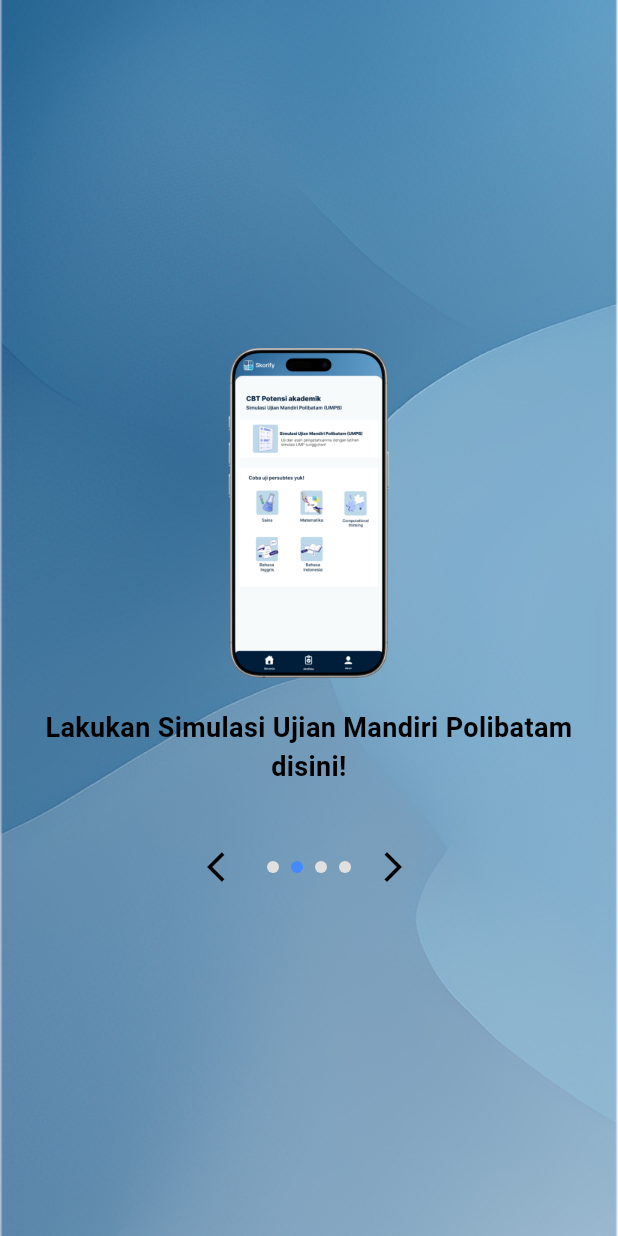
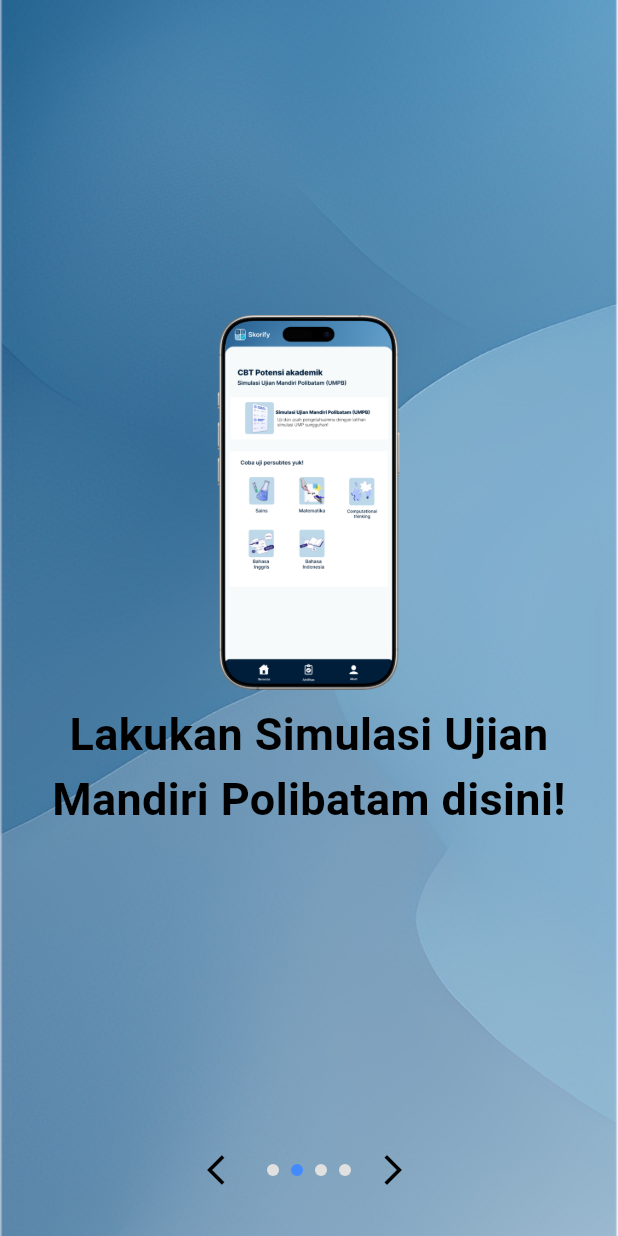
Before and after one commit to skorify-app/android, a Flutter app: the screen it shows after launch, after a tap on the "arrow forward ios" icon, on a phone screen of 412 x 824 dp. Run offline on Flutter 3.47's test engine with Material 3 defaults, Android fonts, the phone set to English and light mode, and no system bars; our stand-ins replace google_fonts; Roboto replaces fonts that are missing (Poppins).

Commit message:
perbaikan onboarding

```diff
--- a/lib/pages/OnBoarding_pages.dart
+++ b/lib/pages/OnBoarding_pages.dart
@@ -17,19 +17,16 @@ class _OnboardingPageState extends State<OnboardingPage> {
       'image': 'assets/images/logo.png',
       'title': 'Skorify',
       'subtitle': 'Aplikasi CBT Test Potensi Akademik',
-      'button': '',
     },
     {
       'image': 'assets/images/Dashboard_pengguna.png',
       'title': 'Lakukan Simulasi Ujian Mandiri Polibatam disini!',
       'subtitle': '',
-      'button': '',
     },
     {
       'image': 'assets/images/Task.png',
       'title': 'Peroleh hasil dan skor mu!',
       'subtitle': '',
-      'button': '',
     },
     {
       'image': 'assets/images/logo.png',
@@ -40,12 +37,24 @@ class _OnboardingPageState extends State<OnboardingPage> {
   ];
 
   @override
+  void dispose() {
+    _controller.dispose();
+    super.dispose();
+  }
+
+  @override
   Widget build(BuildContext context) {
+    final bool isLastPage = _currentPage == _pages.length - 1;
+
+    // Tinggi yang dicadangkan di bagian bawah untuk Row Indikator (sekitar 60px)
+    const double bottomAreaHeight = 60.0;
+
     return Scaffold(
       body: SafeArea(
         child: Stack(
           children: [
 
+            // 🔹 1. Background Image
             Positioned.fill(
               child: Image.asset(
                 'assets/images/home-background.png',
@@ -54,10 +63,11 @@ class _OnboardingPageState extends State<OnboardingPage> {
               ),
             ),
 
-
-
-            // 🔹 Isi konten onboarding
-            PageView.builder(
+            // 🔹 2. Isi konten onboarding (Gambar & Teks)
+            // Tambahkan Padding hanya setinggi Row Indikator
+            Padding(
+              padding: const EdgeInsets.only(bottom: bottomAreaHeight),
+              child: PageView.builder(
                 controller: _controller,
                 itemCount: _pages.length,
                 onPageChanged: (index) {
@@ -67,92 +77,49 @@ class _OnboardingPageState extends State<OnboardingPage> {
                 },
                 itemBuilder: (context, index) {
                   final page = _pages[index];
-                final bool isLastPage = index == _pages.length - 1;
+                  final bool isLastPageItem = index == _pages.length - 1;
 
                   return Container(
                     padding: const EdgeInsets.symmetric(horizontal: 24),
                     child: Column(
+                      // PENTING: Mengatur alignment ke CENTER
+                      // Ini akan memusatkan konten di tengah sisa ruang PageView.
                       mainAxisAlignment: MainAxisAlignment.center,
                       children: [
-                      const SizedBox(height: 40),
+                        // --- HAPUS SizedBox(height: topSpacing) ---
+
                         Image.asset(
                           page['image']!,
-                        height: 220,
+                          height: 250,
                         ),
-                      const SizedBox(height: 20),
+                        const SizedBox(height: 8),
                         Text(
                           page['title']!,
                           textAlign: TextAlign.center,
                           style: const TextStyle(
-                          fontSize: 18,
+                            fontSize: 30,
                             fontWeight: FontWeight.w700,
                             color: Colors.black,
                           ),
                         ),
-                      if (page['subtitle']!.isNotEmpty) ...[
+
+                        if (page['subtitle'] != null && page['subtitle']!.isNotEmpty) ...[
                           const SizedBox(height: 8),
                           Text(
                             page['subtitle']!,
                             textAlign: TextAlign.center,
                             style: const TextStyle(
-                            fontSize: 14,
+                              fontSize: 25,
                               color: Colors.black,
                             ),
                           ),
                         ],
-                      const SizedBox(height: 30),
 
-                      // 🔹 Indikator & panah
-                      Row(
-                        mainAxisAlignment: MainAxisAlignment.center,
-                        children: [
-                          if (index != 0)
-                            IconButton(
-                              onPressed: () {
-                                _controller.previousPage(
-                                  duration: const Duration(milliseconds: 300),
-                                  curve: Curves.easeInOut,
-                                );
-                              },
-                              icon: const Icon(Icons.arrow_back_ios,
-                                  color: Colors.black),
-                            ),
-                          Row(
-                            mainAxisAlignment: MainAxisAlignment.center,
-                            children: List.generate(
-                              _pages.length,
-                              (dotIndex) => Container(
-                                margin:
-                                    const EdgeInsets.symmetric(horizontal: 4),
-                                width: 8,
-                                height: 8,
-                                decoration: BoxDecoration(
-                                  shape: BoxShape.circle,
-                                  color: _currentPage == dotIndex
-                                      ? Colors.blueAccent
-                                      : Colors.grey[300],
-                                ),
-                              ),
-                            ),
-                          ),
-                          if (!isLastPage)
-                            IconButton(
-                              onPressed: () {
-                                _controller.nextPage(
-                                  duration: const Duration(milliseconds: 300),
-                                  curve: Curves.easeInOut,
-                                );
-                              },
-                              icon: const Icon(Icons.arrow_forward_ios,
-                                  color: Colors.black),
-                            ),
-                        ],
-                      ),
-                      const SizedBox(height: 30),
-
-                      // 🔹 Tombol terakhir
-                      if (isLastPage)
-                        ElevatedButton(
+                        // 🌟 Tombol Coba Sekarang
+                        if (isLastPageItem)
+                          Padding(
+                            padding: const EdgeInsets.only(top: 20.0),
+                            child: ElevatedButton(
                               onPressed: () {
                                 Navigator.pushReplacement(
                                   context,
@@ -178,10 +145,75 @@ class _OnboardingPageState extends State<OnboardingPage> {
                                 ),
                               ),
                             ),
+                          ),
+
+                        // --- HAPUS const Spacer() ---
                       ],
                     ),
                   );
                 },
+              ),
+            ),
+
+            // 🌟 3. INDIKATOR DI BAWAH STACK
+            Align(
+              alignment: Alignment.bottomCenter,
+              child: Padding(
+                padding: const EdgeInsets.only(bottom: 20.0),
+                child: Row(
+                  mainAxisAlignment: MainAxisAlignment.center,
+                  children: [
+
+                    // 1. Tombol Kembali (Panah Kiri) atau Penyeimbang
+                    if (_currentPage != 0)
+                      IconButton(
+                        onPressed: () {
+                          _controller.previousPage(
+                            duration: const Duration(milliseconds: 300),
+                            curve: Curves.easeInOut,
+                          );
+                        },
+                        icon: const Icon(Icons.arrow_back_ios,
+                            color: Colors.black),
+                      )
+                    else
+                      const SizedBox(width: 48.0),
+
+                    // 2. Indikator Titik
+                    Row(
+                      children: List.generate(
+                        _pages.length,
+                        (dotIndex) => Container(
+                          margin: const EdgeInsets.symmetric(horizontal: 4),
+                          width: 8,
+                          height: 8,
+                          decoration: BoxDecoration(
+                            shape: BoxShape.circle,
+                            color: _currentPage == dotIndex
+                                ? Colors.blueAccent
+                                : Colors.grey[300],
+                          ),
+                        ),
+                      ),
+                    ),
+
+                    // 3. Tombol Maju (Panah Kanan) atau Penyeimbang
+                    if (_currentPage != _pages.length - 1)
+                      IconButton(
+                        onPressed: () {
+                          _controller.nextPage(
+                            duration: const Duration(milliseconds: 300),
+                            curve: Curves.easeInOut,
+                          );
+                        },
+                        icon: const Icon(Icons.arrow_forward_ios,
+                            color: Colors.black),
+                      )
+                    else
+                      const SizedBox(width: 48.0),
+                  ],
+                ),
+              ),
             ),
           ],
         ),
--- a/pubspec.yaml
+++ b/pubspec.yaml
@@ -39,6 +39,10 @@ dependencies:
 
 dev_dependencies:
   flutter_launcher_icons: "^0.14.4"
+  flutter_test:
+    sdk: flutter
+
+
 
 flutter_launcher_icons:
   android: "launcher_icon"
```
Also changed, not shown: pubspec.lock. Lines whose indentation alone changed are shown as unchanged.
